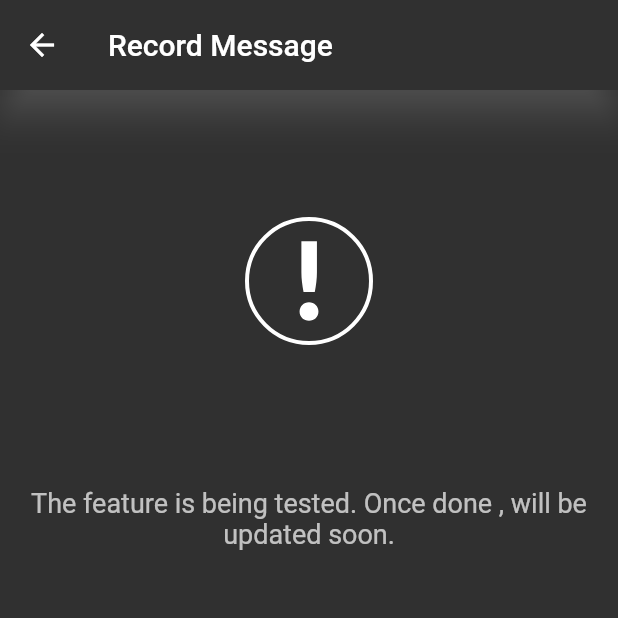
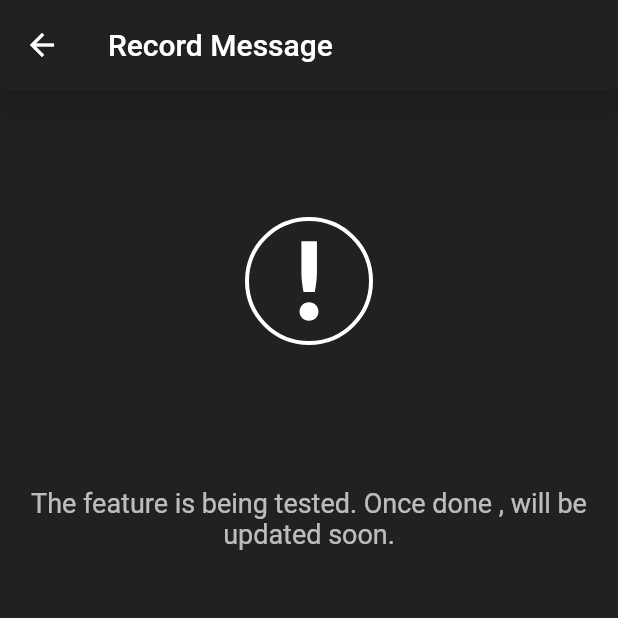
Before and after one commit to adarshnagrikar14/jeevayu-gsc-22, a Flutter app: the VideoMessage screen opened directly, on a phone screen of 412 x 824 dp, the top half of it. Run offline on Flutter 3.47's test engine with Material 2 defaults, Android fonts, the light colour scheme and no system bars; our stand-ins replace cloud_firestore, firebase_auth, firebase_core, floating_bottom_navigation_bar, google_fonts, google_sign_in and 2 more; missing offline and left inert: qr_code_scanner; accounts and stored records are empty; network calls fail.

Commit message:
major update

```diff
--- a/lib/classes/settings.dart
+++ b/lib/classes/settings.dart
@@ -152,6 +152,7 @@ class _SettingsState extends State<Settings> {
                   style: TextStyle(fontSize: 13.0),
                 ),
                 onTap: () {
+                  getNum();
                   openCommunicationTab();
                 },
                 leading: Icon(
@@ -290,7 +291,7 @@ class _SettingsState extends State<Settings> {
 
   void openCommunicationTab() {
     getPref();
-    getNum();
+
     if (_allowedCommTab) {
       showCommDialog(true);
     } else {
--- a/lib/features/video_message.dart
+++ b/lib/features/video_message.dart
@@ -12,6 +12,7 @@ class _VideoMessageState extends State<VideoMessage> {
   @override
   Widget build(BuildContext context) {
     return Scaffold(
+      backgroundColor: Colors.grey[900],
       appBar: AppBar(
         title: const Text(
           'Record Message',
@@ -19,8 +20,8 @@ class _VideoMessageState extends State<VideoMessage> {
             fontSize: 20.0,
           ),
         ),
-        backgroundColor: Colors.grey[850],
-        shadowColor: Colors.grey[500],
+        backgroundColor: Colors.grey[900],
+        shadowColor: Colors.grey[850],
         toolbarHeight: 60,
         elevation: 10,
       ),
```
